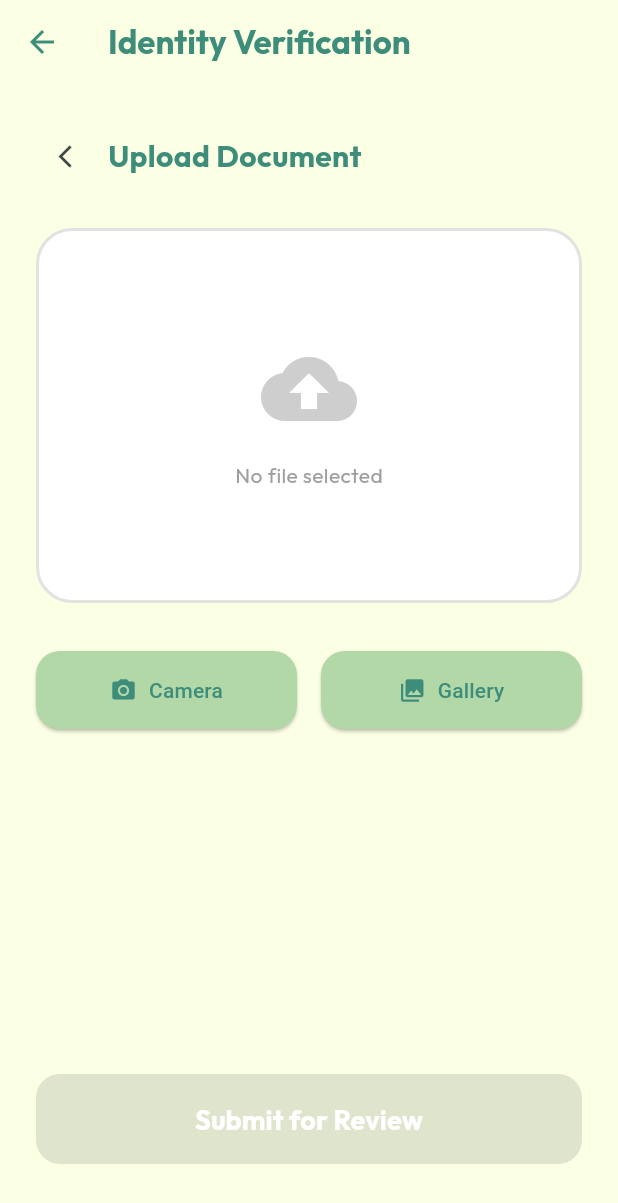
After one commit to Keba777/levpay-mobile, a Flutter app: the KYCScreen screen opened by its route, after a tap on "Passport", on a phone screen of 412 x 824 dp. The commit adds this screen. Shown: the top 1203 px of the screen. Run offline on Flutter 3.47's test engine with Material 3 defaults, Android fonts, the phone set to English and light mode, and no system bars; our stand-ins replace dio, equatable, flutter_bloc, flutter_dotenv, flutter_riverpod, flutter_secure_storage and 7 more; accounts and stored records are empty; generated files the repository leaves out were written again; network calls fail.

Commit message:
feat: implement KYC feature with dedicated models, BLoC, and UI for document upload and status management.

```diff
--- /dev/null
+++ b/lib/features/kyc/data/models/kyc_models.dart
@@ -0,0 +1,32 @@
+// ignore_for_file: invalid_annotation_target
+import 'package:freezed_annotation/freezed_annotation.dart';
+
+part 'kyc_models.freezed.dart';
+part 'kyc_models.g.dart';
+
+@freezed
+class KYCDocument with _$KYCDocument {
+  const factory KYCDocument({
+    required String id,
+    @JsonKey(name: 'user_id') required String userId,
+    required String type,
+    @JsonKey(name: 'file_path') required String filePath,
+    required String status,
+    String? notes,
+    @JsonKey(name: 'uploaded_at') required DateTime uploadedAt,
+  }) = _KYCDocument;
+
+  factory KYCDocument.fromJson(Map<String, dynamic> json) =>
+      _$KYCDocumentFromJson(json);
+}
+
+@freezed
+class KYCStatusResponse with _$KYCStatusResponse {
+  const factory KYCStatusResponse({
+    @JsonKey(name: 'overall_status') required String overallStatus,
+    required List<KYCDocument> documents,
+  }) = _KYCStatusResponse;
+
+  factory KYCStatusResponse.fromJson(Map<String, dynamic> json) =>
+      _$KYCStatusResponseFromJson(json);
+}
--- /dev/null
+++ b/lib/features/kyc/data/repositories/kyc_repository.dart
@@ -0,0 +1,49 @@
+import 'dart:io';
+import 'package:dio/dio.dart';
+import '../../../../core/network/dio_client.dart';
+import '../models/kyc_models.dart';
+
+class KYCRepository {
+  final DioClient _dioClient;
+
+  KYCRepository(this._dioClient);
+
+  Future<KYCStatusResponse> getStatus() async {
+    try {
+      final response = await _dioClient.dio.get('/kyc/status');
+      return KYCStatusResponse.fromJson(response.data);
+    } on DioException catch (e) {
+      throw _handleError(e);
+    }
+  }
+
+  Future<void> uploadDocument(String type, File file) async {
+    try {
+      final formData = FormData.fromMap({
+        'type': type,
+        'document': await MultipartFile.fromFile(
+          file.path,
+          filename: file.path.split('/').last,
+        ),
+      });
+
+      await _dioClient.dio.post(
+        '/kyc/upload',
+        data: formData,
+        options: Options(contentType: 'multipart/form-data'),
+      );
+    } on DioException catch (e) {
+      throw _handleError(e);
+    }
+  }
+
+  Exception _handleError(DioException e) {
+    if (e.response != null) {
+      final data = e.response?.data;
+      if (data is Map && data.containsKey('message')) {
+        return Exception(data['message']);
+      }
+    }
+    return Exception(e.message ?? 'Unknown network error');
+  }
+}
--- /dev/null
+++ b/lib/features/kyc/presentation/bloc/kyc_bloc.dart
@@ -0,0 +1,60 @@
+import 'package:flutter_bloc/flutter_bloc.dart';
+import '../../data/repositories/kyc_repository.dart';
+import 'kyc_event.dart';
+import 'kyc_state.dart';
+
+class KYCBloc extends Bloc<KYCEvent, KYCState> {
+  final KYCRepository kycRepository;
+
+  KYCBloc({required this.kycRepository}) : super(const KYCState()) {
+    on<KYCStatusRequested>(_onKYCStatusRequested);
+    on<KYCDocumentUploadStarted>(_onKYCDocumentUploadStarted);
+    on<KYCReset>(_onKYCReset);
+  }
+
+  Future<void> _onKYCStatusRequested(
+    KYCStatusRequested event,
+    Emitter<KYCState> emit,
+  ) async {
+    emit(state.copyWith(status: KYCStatus.loading));
+    try {
+      final res = await kycRepository.getStatus();
+      emit(
+        state.copyWith(
+          status: KYCStatus.success,
+          overallStatus: res.overallStatus,
+          documents: res.documents,
+        ),
+      );
+    } catch (e) {
+      emit(state.copyWith(status: KYCStatus.failure, error: e.toString()));
+    }
+  }
+
+  Future<void> _onKYCDocumentUploadStarted(
+    KYCDocumentUploadStarted event,
+    Emitter<KYCState> emit,
+  ) async {
+    emit(state.copyWith(status: KYCStatus.uploading));
+    try {
+      await kycRepository.uploadDocument(event.type, event.file);
+      // After upload, refresh status
+      final res = await kycRepository.getStatus();
+      emit(
+        state.copyWith(
+          status: KYCStatus.uploadSuccess,
+          overallStatus: res.overallStatus,
+          documents: res.documents,
+        ),
+      );
+    } catch (e) {
+      emit(
+        state.copyWith(status: KYCStatus.uploadFailure, error: e.toString()),
+      );
+    }
+  }
+
+  void _onKYCReset(KYCReset event, Emitter<KYCState> emit) {
+    emit(const KYCState());
+  }
+}
--- /dev/null
+++ b/lib/features/kyc/presentation/bloc/kyc_event.dart
@@ -0,0 +1,22 @@
+import 'dart:io';
+import 'package:equatable/equatable.dart';
+import '../../data/models/kyc_models.dart';
+
+abstract class KYCEvent extends Equatable {
+  @override
+  List<Object?> get props => [];
+}
+
+class KYCStatusRequested extends KYCEvent {}
+
+class KYCDocumentUploadStarted extends KYCEvent {
+  final String type;
+  final File file;
+
+  KYCDocumentUploadStarted({required this.type, required this.file});
+
+  @override
+  List<Object?> get props => [type, file];
+}
+
+class KYCReset extends KYCEvent {}
--- /dev/null
+++ b/lib/features/kyc/presentation/bloc/kyc_state.dart
@@ -0,0 +1,43 @@
+import 'package:equatable/equatable.dart';
+import '../../data/models/kyc_models.dart';
+
+enum KYCStatus {
+  initial,
+  loading,
+  success,
+  failure,
+  uploading,
+  uploadSuccess,
+  uploadFailure,
+}
+
+class KYCState extends Equatable {
+  final KYCStatus status;
+  final String? overallStatus;
+  final List<KYCDocument> documents;
+  final String? error;
+
+  const KYCState({
+    this.status = KYCStatus.initial,
+    this.overallStatus,
+    this.documents = const [],
+    this.error,
+  });
+
+  KYCState copyWith({
+    KYCStatus? status,
+    String? overallStatus,
+    List<KYCDocument>? documents,
+    String? error,
+  }) {
+    return KYCState(
+      status: status ?? this.status,
+      overallStatus: overallStatus ?? this.overallStatus,
+      documents: documents ?? this.documents,
+      error: error ?? this.error,
+    );
+  }
+
+  @override
+  List<Object?> get props => [status, overallStatus, documents, error];
+}
--- /dev/null
+++ b/lib/features/kyc/presentation/screens/kyc_screen.dart
@@ -0,0 +1,394 @@
+import 'dart:io';
+import 'package:flutter/material.dart';
+import 'package:flutter_bloc/flutter_bloc.dart';
+import 'package:google_fonts/google_fonts.dart';
+import 'package:image_picker/image_picker.dart';
+import 'package:go_router/go_router.dart';
+import '../bloc/kyc_bloc.dart';
+import '../bloc/kyc_event.dart';
+import '../bloc/kyc_state.dart';
+
+class KYCScreen extends StatefulWidget {
+  const KYCScreen({super.key});
+
+  @override
+  State<KYCScreen> createState() => _KYCScreenState();
+}
+
+class _KYCScreenState extends State<KYCScreen> {
+  final ImagePicker _picker = ImagePicker();
+  String? _selectedType;
+  File? _selectedFile;
+
+  @override
+  void initState() {
+    super.initState();
+    context.read<KYCBloc>().add(KYCStatusRequested());
+  }
+
+  Future<void> _pickImage(ImageSource source) async {
+    final XFile? image = await _picker.pickImage(
+      source: source,
+      imageQuality: 70,
+    );
+    if (image != null) {
+      setState(() {
+        _selectedFile = File(image.path);
+      });
+    }
+  }
+
+  @override
+  Widget build(BuildContext context) {
+    return BlocConsumer<KYCBloc, KYCState>(
+      listener: (context, state) {
+        if (state.status == KYCStatus.uploadSuccess) {
+          ScaffoldMessenger.of(context).showSnackBar(
+            const SnackBar(content: Text("Document uploaded successfully!")),
+          );
+        }
+        if (state.status == KYCStatus.uploadFailure) {
+          ScaffoldMessenger.of(context).showSnackBar(
+            SnackBar(
+              content: Text(state.error ?? "Failed to upload document"),
+              backgroundColor: Colors.red,
+            ),
+          );
+        }
+      },
+      builder: (context, state) {
+        return Scaffold(
+          backgroundColor: const Color(0xFFFBFFE4),
+          appBar: AppBar(
+            backgroundColor: Colors.transparent,
+            elevation: 0,
+            leading: IconButton(
+              icon: const Icon(Icons.arrow_back, color: Color(0xFF3D8D7A)),
+              onPressed: () => context.pop(),
+            ),
+            title: Text(
+              "Identity Verification",
+              style: GoogleFonts.outfit(
+                color: const Color(0xFF3D8D7A),
+                fontWeight: FontWeight.bold,
+              ),
+            ),
+          ),
+          body: _buildBody(context, state),
+        );
+      },
+    );
+  }
+
+  Widget _buildBody(BuildContext context, KYCState state) {
+    if (state.status == KYCStatus.loading) {
+      return const Center(child: CircularProgressIndicator());
+    }
+
+    if (state.overallStatus == 'approved') {
+      return _buildSuccessState();
+    }
+
+    if (state.overallStatus == 'pending') {
+      return _buildPendingState();
+    }
+
+    if (_selectedType == null) {
+      return _buildTypeSelection();
+    }
+
+    return _buildUploadStep(state);
+  }
+
+  Widget _buildTypeSelection() {
+    return Padding(
+      padding: const EdgeInsets.all(24.0),
+      child: Column(
+        crossAxisAlignment: CrossAxisAlignment.start,
+        children: [
+          Text(
+            "Select Document Type",
+            style: GoogleFonts.outfit(
+              fontSize: 24,
+              fontWeight: FontWeight.bold,
+              color: const Color(0xFF3D8D7A),
+            ),
+          ),
+          const SizedBox(height: 8),
+          Text(
+            "Choose the document you'd like to use for verification.",
+            style: GoogleFonts.outfit(fontSize: 14, color: Colors.grey),
+          ),
+          const SizedBox(height: 32),
+          _buildTypeItem("Passport", "passport", Icons.file_present),
+          _buildTypeItem("National ID", "national_id", Icons.badge),
+          _buildTypeItem(
+            "Driver's License",
+            "drivers_license",
+            Icons.directions_car,
+          ),
+        ],
+      ),
+    );
+  }
+
+  Widget _buildTypeItem(String title, String type, IconData icon) {
+    return Container(
+      margin: const EdgeInsets.only(bottom: 16),
+      child: InkWell(
+        onTap: () {
+          setState(() {
+            _selectedType = type;
+          });
+        },
+        child: Container(
+          padding: const EdgeInsets.all(20),
+          decoration: BoxDecoration(
+            color: Colors.white,
+            borderRadius: BorderRadius.circular(20),
+            border: Border.all(color: const Color(0xFFB3D8A8).withOpacity(0.3)),
+          ),
+          child: Row(
+            children: [
+              Container(
+                padding: const EdgeInsets.all(12),
+                decoration: BoxDecoration(
+                  color: const Color(0xFFB3D8A8).withOpacity(0.2),
+                  borderRadius: BorderRadius.circular(12),
+                ),
+                child: Icon(icon, color: const Color(0xFF3D8D7A)),
+              ),
+              const SizedBox(width: 16),
+              Text(
+                title,
+                style: GoogleFonts.outfit(
+                  fontSize: 18,
+                  fontWeight: FontWeight.bold,
+                  color: const Color(0xFF3D8D7A),
+                ),
+              ),
+              const Spacer(),
+              const Icon(Icons.chevron_right, color: Color(0xFF3D8D7A)),
+            ],
+          ),
+        ),
+      ),
+    );
+  }
+
+  Widget _buildUploadStep(KYCState state) {
+    return Padding(
+      padding: const EdgeInsets.all(24.0),
+      child: Column(
+        crossAxisAlignment: CrossAxisAlignment.start,
+        children: [
+          Row(
+            children: [
+              IconButton(
+                icon: const Icon(Icons.arrow_back_ios, size: 18),
+                onPressed: () => setState(() => _selectedType = null),
+              ),
+              Text(
+                "Upload Document",
+                style: GoogleFonts.outfit(
+                  fontSize: 20,
+                  fontWeight: FontWeight.bold,
+                  color: const Color(0xFF3D8D7A),
+                ),
+              ),
+            ],
+          ),
+          const SizedBox(height: 24),
+          Container(
+            width: double.infinity,
+            height: 250,
+            decoration: BoxDecoration(
+              color: Colors.white,
+              borderRadius: BorderRadius.circular(24),
+              border: Border.all(
+                color: _selectedFile != null
+                    ? const Color(0xFF3D8D7A)
+                    : Colors.grey.withOpacity(0.3),
+                width: 2,
+                style: BorderStyle.solid,
+              ),
+            ),
+            child: _selectedFile != null
+                ? ClipRRect(
+                    borderRadius: BorderRadius.circular(22),
+                    child: Image.file(_selectedFile!, fit: BoxFit.cover),
+                  )
+                : Column(
+                    mainAxisAlignment: MainAxisAlignment.center,
+                    children: [
+                      Icon(
+                        Icons.cloud_upload,
+                        size: 64,
+                        color: Colors.grey.withOpacity(0.5),
+                      ),
+                      const SizedBox(height: 16),
+                      Text(
+                        "No file selected",
+                        style: GoogleFonts.outfit(color: Colors.grey),
+                      ),
+                    ],
+                  ),
+          ),
+          const SizedBox(height: 32),
+          Row(
+            children: [
+              Expanded(
+                child: ElevatedButton.icon(
+                  onPressed: () => _pickImage(ImageSource.camera),
+                  icon: const Icon(Icons.camera_alt),
+                  label: const Text("Camera"),
+                  style: ElevatedButton.styleFrom(
+                    backgroundColor: const Color(0xFFB3D8A8),
+                    foregroundColor: const Color(0xFF3D8D7A),
+                    padding: const EdgeInsets.symmetric(vertical: 16),
+                    shape: RoundedRectangleBorder(
+                      borderRadius: BorderRadius.circular(16),
+                    ),
+                  ),
+                ),
+              ),
+              const SizedBox(width: 16),
+              Expanded(
+                child: ElevatedButton.icon(
+                  onPressed: () => _pickImage(ImageSource.gallery),
+                  icon: const Icon(Icons.photo_library),
+                  label: const Text("Gallery"),
+                  style: ElevatedButton.styleFrom(
+                    backgroundColor: const Color(0xFFB3D8A8),
+                    foregroundColor: const Color(0xFF3D8D7A),
+                    padding: const EdgeInsets.symmetric(vertical: 16),
+                    shape: RoundedRectangleBorder(
+                      borderRadius: BorderRadius.circular(16),
+                    ),
+                  ),
+                ),
+              ),
+            ],
+          ),
+          const Spacer(),
+          ElevatedButton(
+            onPressed:
+                (_selectedFile == null || state.status == KYCStatus.uploading)
+                ? null
+                : () {
+                    context.read<KYCBloc>().add(
+                      KYCDocumentUploadStarted(
+                        type: _selectedType!,
+                        file: _selectedFile!,
+                      ),
+                    );
+                  },
+            style: ElevatedButton.styleFrom(
+              backgroundColor: const Color(0xFF3D8D7A),
+              minimumSize: const Size(double.infinity, 60),
+              shape: RoundedRectangleBorder(
+                borderRadius: BorderRadius.circular(16),
+              ),
+            ),
+            child: state.status == KYCStatus.uploading
+                ? const CircularProgressIndicator(color: Colors.white)
+                : Text(
+                    "Submit for Review",
+                    style: GoogleFonts.outfit(
+                      fontSize: 18,
+                      fontWeight: FontWeight.bold,
+                      color: Colors.white,
+                    ),
+                  ),
+          ),
+          const SizedBox(height: 24),
+        ],
+      ),
+    );
+  }
+
+  Widget _buildPendingState() {
+    return Center(
+      child: Padding(
+        padding: const EdgeInsets.all(32.0),
+        child: Column(
+          mainAxisAlignment: MainAxisAlignment.center,
+          children: [
+            const Icon(Icons.hourglass_empty, size: 100, color: Colors.orange),
+            const SizedBox(height: 24),
+            Text(
+              "Under Review",
+              style: GoogleFonts.outfit(
+                fontSize: 28,
+                fontWeight: FontWeight.bold,
+                color: const Color(0xFF3D8D7A),
+              ),
+            ),
+            const SizedBox(height: 16),
+            Text(
+              "Our team is currently reviewing your documents. This usually takes less than 24 hours.",
+              textAlign: TextAlign.center,
+              style: GoogleFonts.outfit(fontSize: 16, color: Colors.grey),
+            ),
+            const SizedBox(height: 48),
+            ElevatedButton(
+              onPressed: () => context.pop(),
+              style: ElevatedButton.styleFrom(
+                backgroundColor: const Color(0xFF3D8D7A),
+                minimumSize: const Size(double.infinity, 60),
+                shape: RoundedRectangleBorder(
+                  borderRadius: BorderRadius.circular(16),
+                ),
+              ),
+              child: const Text("OK", style: TextStyle(color: Colors.white)),
+            ),
+          ],
+        ),
+      ),
+    );
+  }
+
+  Widget _buildSuccessState() {
+    return Center(
+      child: Padding(
+        padding: const EdgeInsets.all(32.0),
+        child: Column(
+          mainAxisAlignment: MainAxisAlignment.center,
+          children: [
+            const Icon(Icons.check_circle, size: 100, color: Colors.green),
+            const SizedBox(height: 24),
+            Text(
+              "Verified!",
+              style: GoogleFonts.outfit(
+                fontSize: 32,
+                fontWeight: FontWeight.bold,
+                color: const Color(0xFF3D8D7A),
+              ),
+            ),
+            const SizedBox(height: 16),
+            Text(
+              "Your identity has been successfully verified. You now have full access to all features.",
+              textAlign: TextAlign.center,
+              style: GoogleFonts.outfit(fontSize: 16, color: Colors.grey),
+            ),
+            const SizedBox(height: 48),
+            ElevatedButton(
+              onPressed: () => context.pop(),
+              style: ElevatedButton.styleFrom(
+                backgroundColor: const Color(0xFF3D8D7A),
+                minimumSize: const Size(double.infinity, 60),
+                shape: RoundedRectangleBorder(
+                  borderRadius: BorderRadius.circular(16),
+                ),
+              ),
+              child: const Text(
+                "Great!",
+                style: TextStyle(color: Colors.white),
+              ),
+            ),
+          ],
+        ),
+      ),
+    );
+  }
+}
--- a/pubspec.yaml
+++ b/pubspec.yaml
@@ -60,6 +60,7 @@ dependencies:
   shimmer: ^3.0.0
   flutter_screenutil: ^5.9.0
   google_fonts: ^6.1.0
+  image_picker: ^1.1.2
 
   # Forms
   flutter_form_builder: ^9.1.1
```
Also changed, not shown: lib/core/router/app_router.dart (+10 -0 lines), lib/features/home/presentation/screens/home_screen.dart (+86 -0 lines), lib/main.dart (+7 -0 lines), lib/core/router/app_router.g.dart, lib/features/kyc/data/models/kyc_models.freezed.dart (added), lib/features/kyc/data/models/kyc_models.g.dart (added), pubspec.lock, 5 other files.
